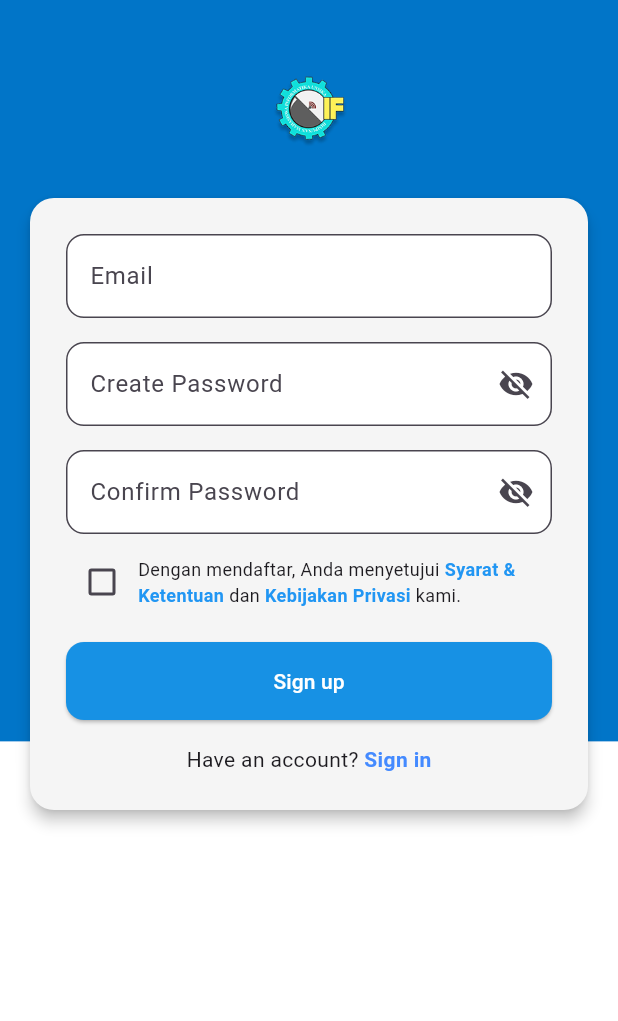
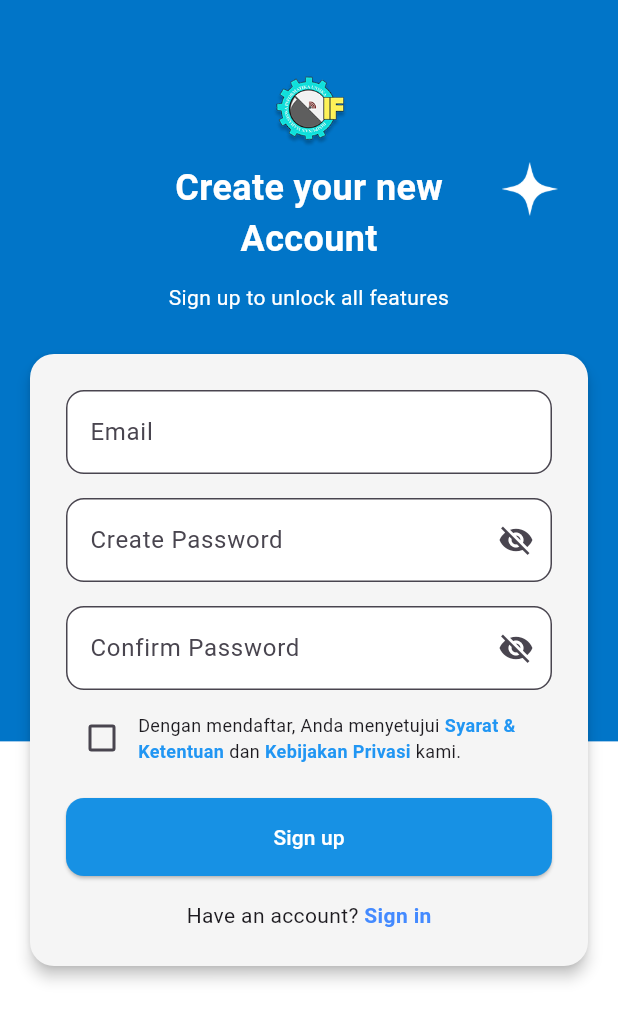
Before and after one commit to RnD-HIMTIKA/himtika-mobile-information, a Flutter app: the RegisterPage screen opened directly, on a phone screen of 412 x 824 dp. Shown: the top 1021 px of the screen. Run offline on Flutter 3.47's test engine with Material 3 defaults, Android fonts, the phone set to English and light mode, and no system bars; our stand-ins replace bloc, equatable, flutter_bloc, flutter_dotenv, flutter_svg, get_it and 3 more; accounts and stored records are empty.

Commit message:
enhance header with new title and decorative star image in register.dart

```diff
--- a/lib/features/auth/presentation/pages/register.dart
+++ b/lib/features/auth/presentation/pages/register.dart
@@ -75,6 +75,51 @@ class _RegisterPageState extends State<RegisterPage> {
                                     height: 58,
                                   ),
                                 ),
+                                // Ganti bagian judul dan bintang
+                                const SizedBox(height: 4),
+                                Stack(
+                                  children: [
+                                    Center(
+                                      child: Column(
+                                        children: const [
+                                          Text(
+                                            'Create your new',
+                                            style: TextStyle(
+                                              fontSize: 24,
+                                              fontWeight: FontWeight.bold,
+                                              color: Colors.white,
+                                            ),
+                                          ),
+                                          Text(
+                                            'Account',
+                                            style: TextStyle(
+                                              fontSize: 24,
+                                              fontWeight: FontWeight.bold,
+                                              color: Colors.white,
+                                            ),
+                                          ),
+                                        ],
+                                      ),
+                                    ),
+
+                                    // Bintang di pojok kanan
+                                    Positioned(
+                                      right: 24,
+                                      top: 0,
+                                      child: Image.asset(
+                                        'src/features/login&register/images/bintang.png',
+                                        height: 36,
+                                      ),
+                                    ),
+                                  ],
+                                ),
+                                const SizedBox(height: 12),
+                                const Text(
+                                  'Sign up to unlock all features',
+                                  textAlign: TextAlign.center,
+                                  style: TextStyle(fontSize: 14, color: Colors.white),
+                                ),
+
                                 const SizedBox(height: 24),
                                 ConstrainedBox(
                                   constraints: const BoxConstraints(maxWidth: 400),
```
